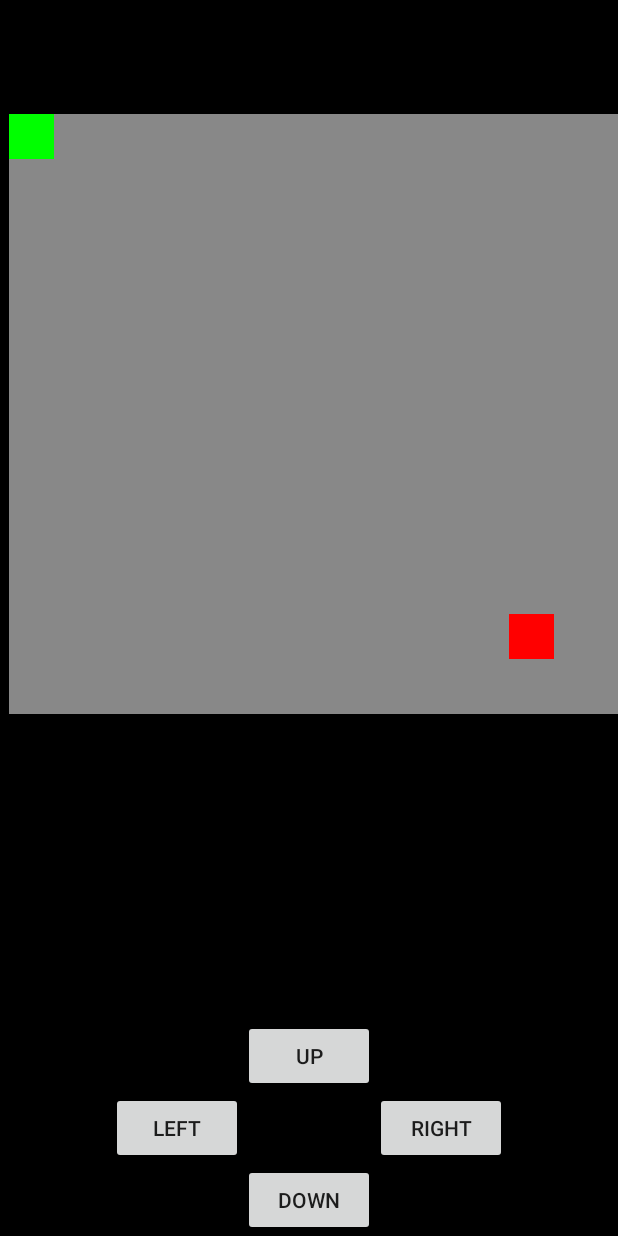
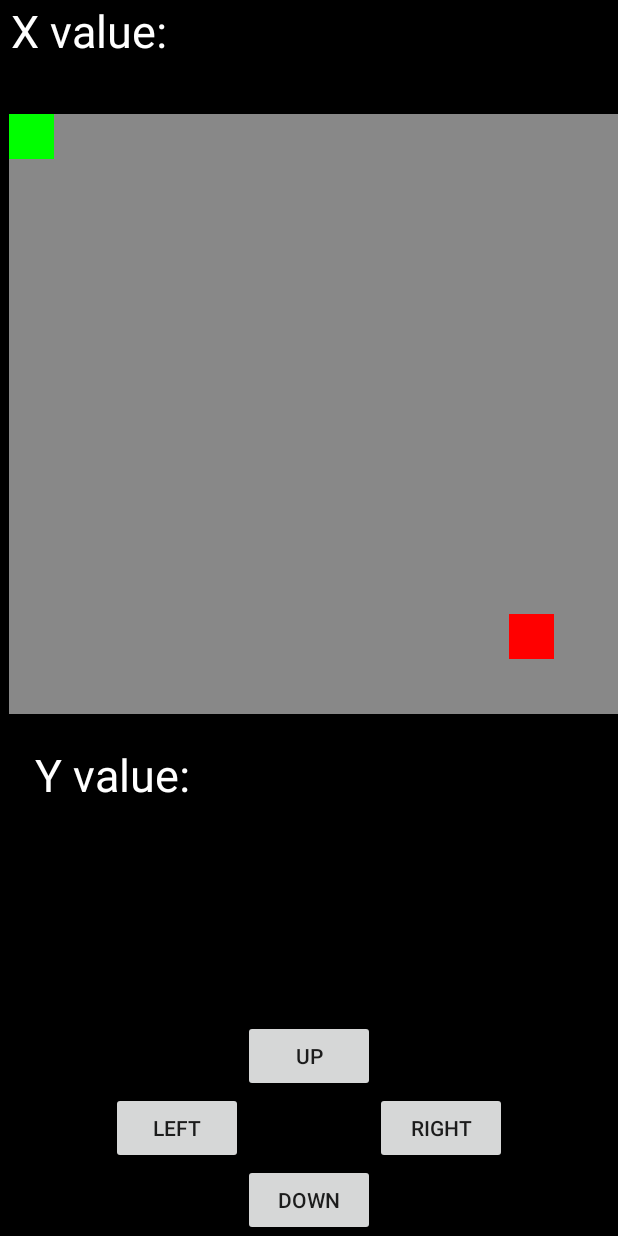
Before and after one commit to CSD3156-Team-6/Project-1, an Android app: the screen it shows after launch (GameActivity), on a phone screen of 412 x 824 dp. Run offline under Robolectric (Android 15) with nearby library versions, the phone set to English and light mode, and no system bars.

Commit message:
Merge from main and tilt controls polish
Added debugging textviews for tilt sensitivity

```diff
--- a/Project1/app/src/main/res/layout/activity_game.xml
+++ b/Project1/app/src/main/res/layout/activity_game.xml
@@ -16,6 +16,27 @@
         app:layout_constraintStart_toStartOf="parent"
         app:layout_constraintTop_toTopOf="parent" />
 
+    <TextView
+    android:layout_width="wrap_content"
+    android:layout_height="wrap_content"
+    android:id="@+id/textViewtiltvalX"
+    android:text=" X value:"
+    android:textColor="#FFFFFF"
+    android:textSize="30dp"
+    app:layout_constraintStart_toStartOf="parent"
+    app:layout_constraintTop_toTopOf="parent"/>
+
+    <TextView
+        android:id="@+id/textViewtiltvalY"
+        android:layout_width="wrap_content"
+        android:layout_height="wrap_content"
+        android:layout_marginStart="16dp"
+        android:layout_marginTop="496dp"
+        android:text=" Y value:"
+        android:textColor="#FFFFFF"
+        android:textSize="30dp"
+        app:layout_constraintStart_toStartOf="parent"
+        app:layout_constraintTop_toTopOf="parent" />
 
     <Button
         android:id="@+id/buttonUpID"
```
Also changed, not shown: Project1/app/src/main/java/com/csd3156/project1/game/GameActivity.kt (+15 -6 lines).
